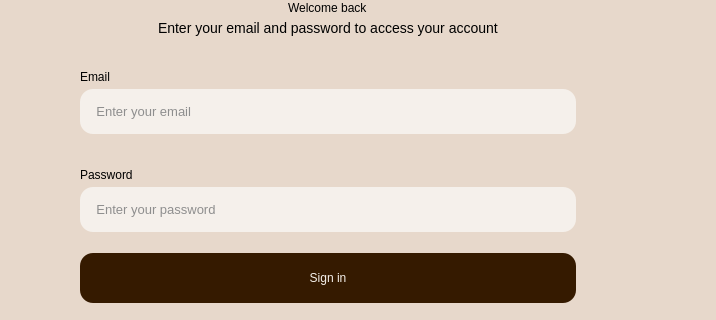
First picture: the form in application/entering_window.ui, repository redm0unt/OurCafe, before the edit; both pictures show x 564 to 1280 and y 271 to 591 of the 1280 by 720 pixel window.
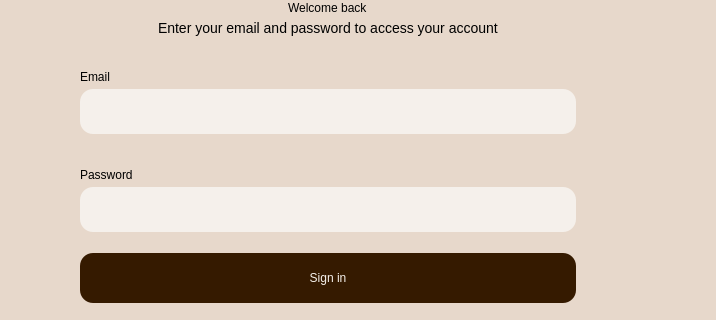
Second picture: the form after the edit. Icons and pictures are not drawn.

Commit message: Entering window completed with password hiding and placeholders

```diff
--- a/application/entering_window.ui
+++ b/application/entering_window.ui
@@ -308,15 +308,46 @@
            <height>45</height>
           </size>
          </property>
+         <property name="toolTip">
+          <string/>
+         </property>
+         <property name="statusTip">
+          <string/>
+         </property>
+         <property name="whatsThis">
+          <string/>
+         </property>
+         <property name="accessibleName">
+          <string/>
+         </property>
+         <property name="accessibleDescription">
+          <string/>
+         </property>
+         <property name="autoFillBackground">
+          <bool>false</bool>
+         </property>
          <property name="styleSheet">
           <string notr="true">font: 13px;
-color: #8E8E8E;
+color: #000000;
 
 background-color: #F5F0EB;
-border-radius: 13px;</string>
+border-radius: 13px;
+padding: 0 13px;</string>
+         </property>
+         <property name="inputMethodHints">
+          <set>Qt::ImhHiddenText</set>
+         </property>
+         <property name="inputMask">
+          <string comment="Enter your email" extracomment="Enter your email"/>
          </property>
          <property name="text">
-          <string>    Enter your email</string>
+          <string comment="Enter your email" extracomment="Enter your email"/>
+         </property>
+         <property name="cursorPosition">
+          <number>0</number>
+         </property>
+         <property name="placeholderText">
+          <string extracomment="Enter your email"/>
          </property>
         </widget>
        </item>
@@ -372,13 +403,26 @@
          </property>
          <property name="styleSheet">
           <string notr="true">font: 13px;
-color: #8E8E8E;
+color: #000000;
 
 background-color: #F5F0EB;
-border-radius: 13px;</string>
+border-radius: 13px;
+padding: 0 13px;</string>
          </property>
          <property name="text">
-          <string>    Enter your password</string>
+          <string/>
+         </property>
+         <property name="maxLength">
+          <number>25</number>
+         </property>
+         <property name="echoMode">
+          <enum>QLineEdit::Password</enum>
+         </property>
+         <property name="cursorPosition">
+          <number>0</number>
+         </property>
+         <property name="placeholderText">
+          <string/>
          </property>
         </widget>
        </item>
```
Left out of the diff: 6 changed lines with no effect on the pictures. The commit also changes 11 other files.
